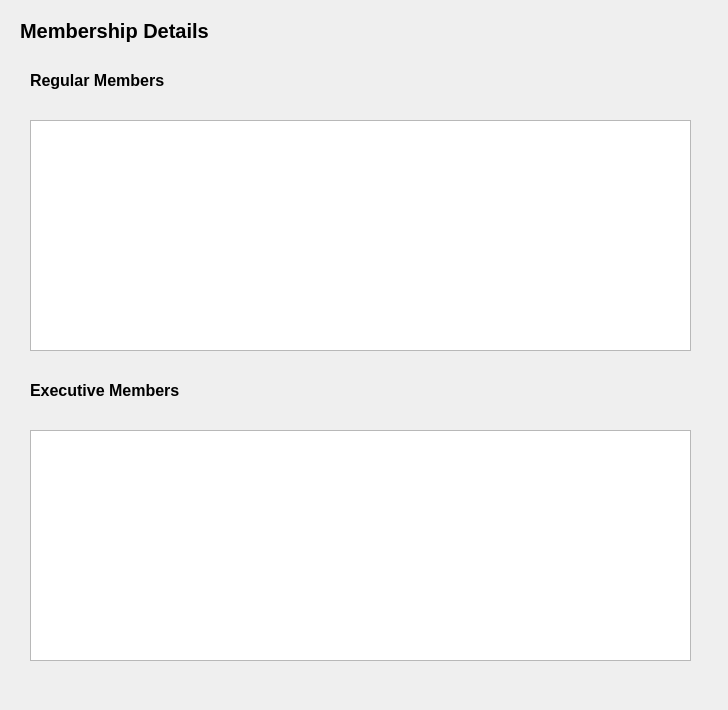
The window that BulkClub/membertypepopup.ui (josharaedwards/CS1C-Project-2) describes before a commit, drawn with Qt 5.
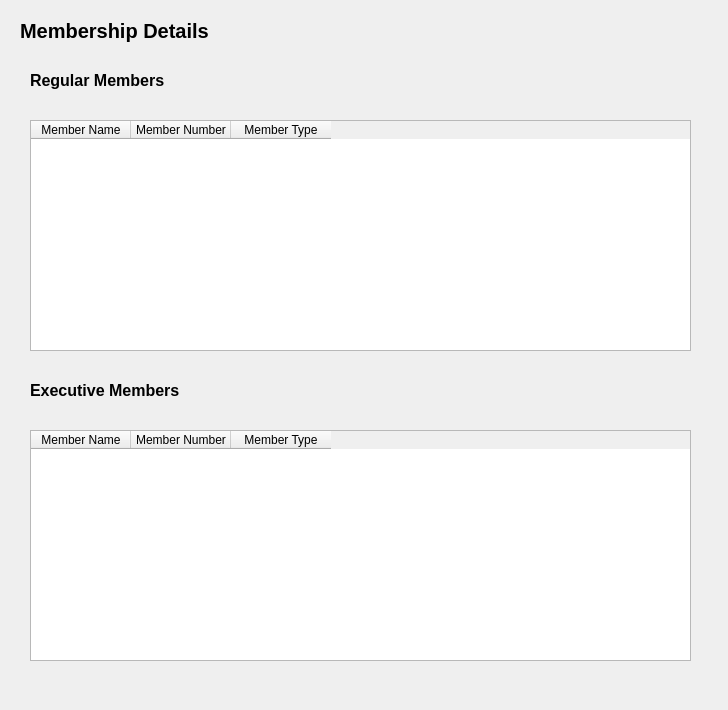
The same window after the commit.

Commit message: Update to include membership button

Patch:
```diff
--- a/BulkClub/membertypepopup.ui
+++ b/BulkClub/membertypepopup.ui
@@ -82,6 +82,21 @@
      <height>231</height>
     </rect>
    </property>
+   <column>
+    <property name="text">
+     <string>Member Name</string>
+    </property>
+   </column>
+   <column>
+    <property name="text">
+     <string>Member Number</string>
+    </property>
+   </column>
+   <column>
+    <property name="text">
+     <string>Member Type</string>
+    </property>
+   </column>
   </widget>
   <widget class="QTableWidget" name="execMemTable">
    <property name="geometry">
@@ -92,6 +107,21 @@
      <height>231</height>
     </rect>
    </property>
+   <column>
+    <property name="text">
+     <string>Member Name</string>
+    </property>
+   </column>
+   <column>
+    <property name="text">
+     <string>Member Number</string>
+    </property>
+   </column>
+   <column>
+    <property name="text">
+     <string>Member Type</string>
+    </property>
+   </column>
   </widget>
  </widget>
  <resources/>
```
The commit also changes 5 other files.
